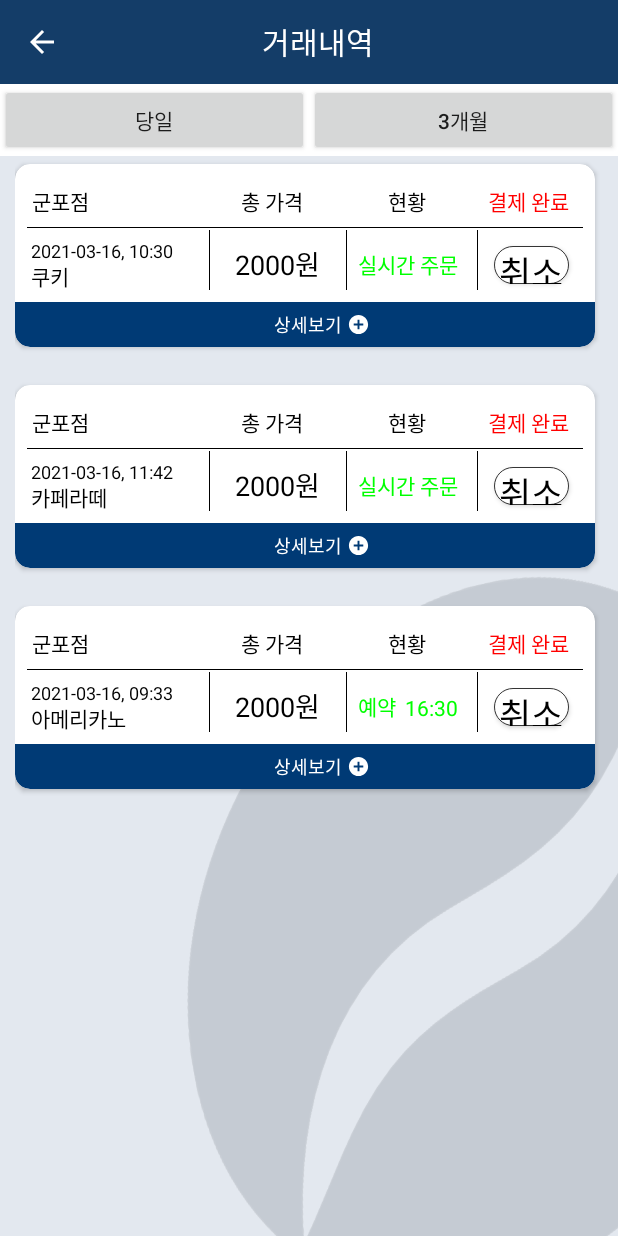
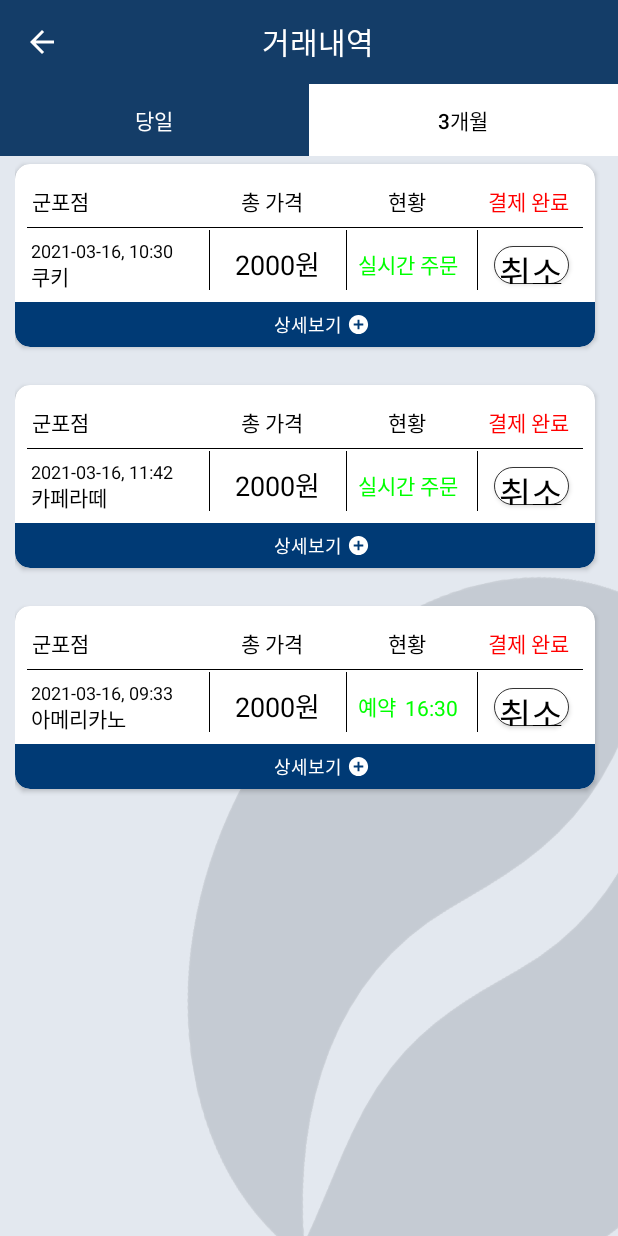
Before and after one commit to sonsungjong/naldamobile, an Android app: the HistoryActivity screen opened directly, with no data from a screen before it, after a tap on "당일", on a phone screen of 412 x 824 dp. Run offline under Robolectric (Android 15) with nearby library versions, the phone set to English and light mode, and no system bars.

Commit message:
20210316 안드로이드 카페모바일

```diff
--- a/naldamobile/app/src/main/java/com/example/myapp/HistoryActivity.java
+++ b/naldamobile/app/src/main/java/com/example/myapp/HistoryActivity.java
@@ -9,6 +9,7 @@ import androidx.recyclerview.widget.RecyclerView;
 import androidx.viewpager.widget.ViewPager;
 
 import android.content.Intent;
+import android.graphics.Color;
 import android.os.Bundle;
 import android.os.Handler;
 import android.util.Log;
@@ -117,6 +118,11 @@ public class HistoryActivity extends AppCompatActivity {
 
                 // 어댑터에 초기화
                 historyRecycler.setAdapter(historyAdapter);
+
+                search_today.setBackgroundResource(R.drawable.click_today);;
+                search_month.setBackgroundResource(R.drawable.click_none);;
+                search_today.setTextColor(Color.parseColor("#ffffff"));
+                search_month.setTextColor(Color.parseColor("#000000"));
             }
         });
 
@@ -138,6 +144,11 @@ public class HistoryActivity extends AppCompatActivity {
                 items.add(new HistoryModel("군포점", "결제 완료", d_date + ", " + "09:33", "아메리카노", d_price, "예약", "18:30"));
 
                 historyRecycler.setAdapter(historyAdapter);
+
+                search_today.setBackgroundResource(R.drawable.click_none);;
+                search_month.setBackgroundResource(R.drawable.click_today);;
+                search_today.setTextColor(Color.parseColor("#000000"));
+                search_month.setTextColor(Color.parseColor("#ffffff"));
             }
         });
     }
--- /dev/null
+++ b/naldamobile/app/src/main/res/drawable/click_none.xml
@@ -0,0 +1,4 @@
+<?xml version="1.0" encoding="utf-8"?>
+<selector xmlns:android="http://schemas.android.com/apk/res/android">
+    <item android:drawable="@color/white"/>
+</selector>
--- /dev/null
+++ b/naldamobile/app/src/main/res/drawable/click_today.xml
@@ -0,0 +1,4 @@
+<?xml version="1.0" encoding="utf-8"?>
+<selector xmlns:android="http://schemas.android.com/apk/res/android">
+    <item android:drawable="@color/nalda"/>
+</selector>
--- a/naldamobile/app/src/main/res/layout/activity_history.xml
+++ b/naldamobile/app/src/main/res/layout/activity_history.xml
@@ -41,7 +41,6 @@
         app:layout_constraintStart_toStartOf="parent"
         android:layout_width="match_parent"
         android:layout_height="wrap_content"
-        android:background="@color/white"
         android:orientation="horizontal">
 
         <androidx.appcompat.widget.AppCompatButton
@@ -49,6 +48,8 @@
             android:text="당일"
             android:layout_width="wrap_content"
             android:layout_height="wrap_content"
+            android:background="@color/white"
+            android:textColor="@color/black"
             android:layout_weight="1"
             />
 
@@ -56,6 +57,8 @@
             android:id="@+id/search_month"
             android:layout_width="wrap_content"
             android:layout_height="wrap_content"
+            android:background="@color/white"
+            android:textColor="@color/black"
             android:layout_weight="1"
             android:text="3개월" />
 
--- a/naldamobile/app/src/main/res/values/colors.xml
+++ b/naldamobile/app/src/main/res/values/colors.xml
@@ -12,4 +12,5 @@
     <color name="color3">#796e25</color>
     <color name="color4">#59717c</color>
     <color name="brown">#4b2c0a</color>
+    <color name="nalda">#143D68</color>
 </resources>
```
